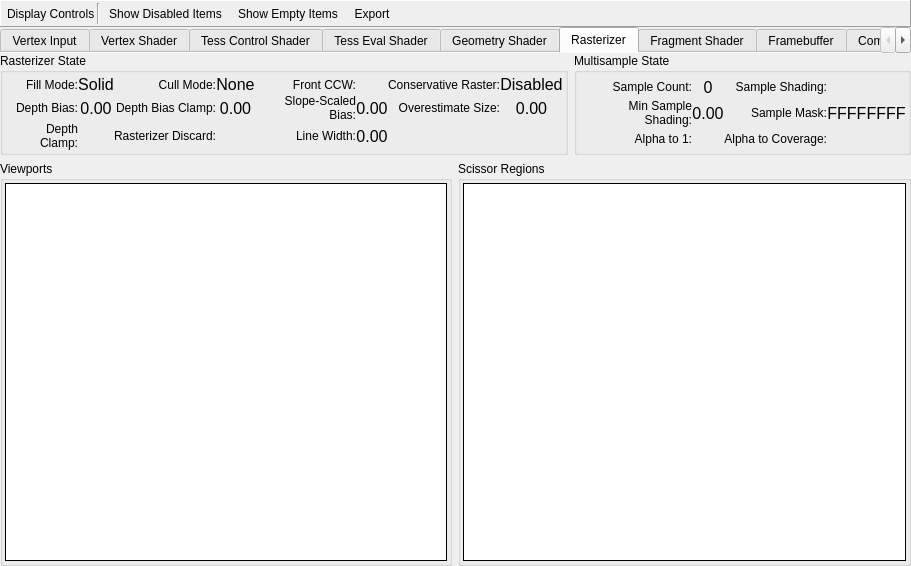
First picture: the form in qrenderdoc/Windows/PipelineState/VulkanPipelineStateViewer.ui, repository baldurk/renderdoc, before the edit.
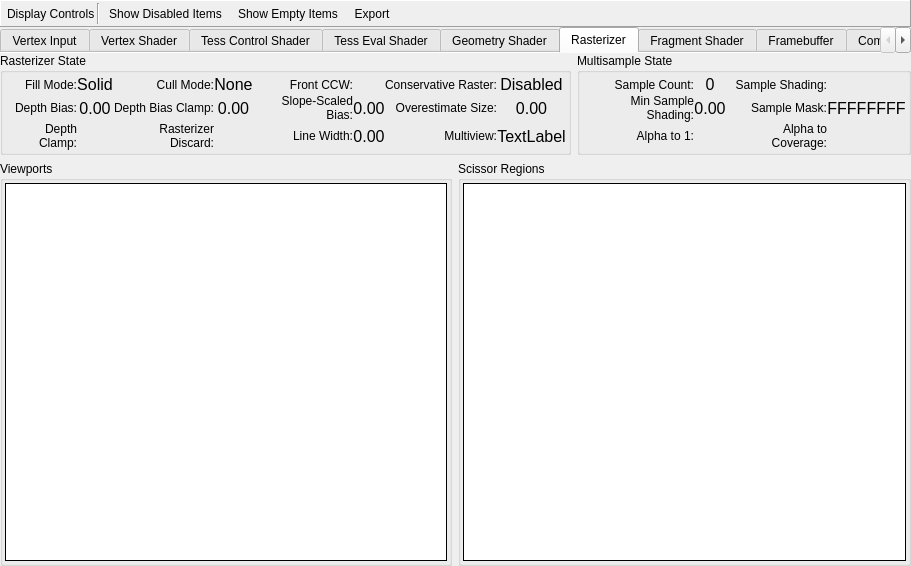
Second picture: the form after the edit. The open tabs and pages were chosen to show the change. Icons and pictures are not drawn. Custom widgets are drawn as their Qt base class.

Commit message: Display multiview state in vulkan pipeline state viewer

Patch:
```diff
--- a/qrenderdoc/Windows/PipelineState/VulkanPipelineStateViewer.ui
+++ b/qrenderdoc/Windows/PipelineState/VulkanPipelineStateViewer.ui
@@ -2094,6 +2094,34 @@
               </property>
              </widget>
             </item>
+            <item row="2" column="6">
+             <widget class="QLabel" name="label_3">
+              <property name="text">
+               <string>Multiview:</string>
+              </property>
+              <property name="alignment">
+               <set>Qt::AlignRight|Qt::AlignTrailing|Qt::AlignVCenter</set>
+              </property>
+             </widget>
+            </item>
+            <item row="2" column="7">
+             <widget class="QLabel" name="multiview">
+              <property name="font">
+               <font>
+                <pointsize>12</pointsize>
+               </font>
+              </property>
+              <property name="text">
+               <string>TextLabel</string>
+              </property>
+              <property name="alignment">
+               <set>Qt::AlignCenter</set>
+              </property>
+              <property name="margin">
+               <number>4</number>
+              </property>
+             </widget>
+            </item>
            </layout>
           </widget>
          </item>
```
Left out of the diff: 20 changed lines with no effect on the pictures. The commit also changes 1 other file.
